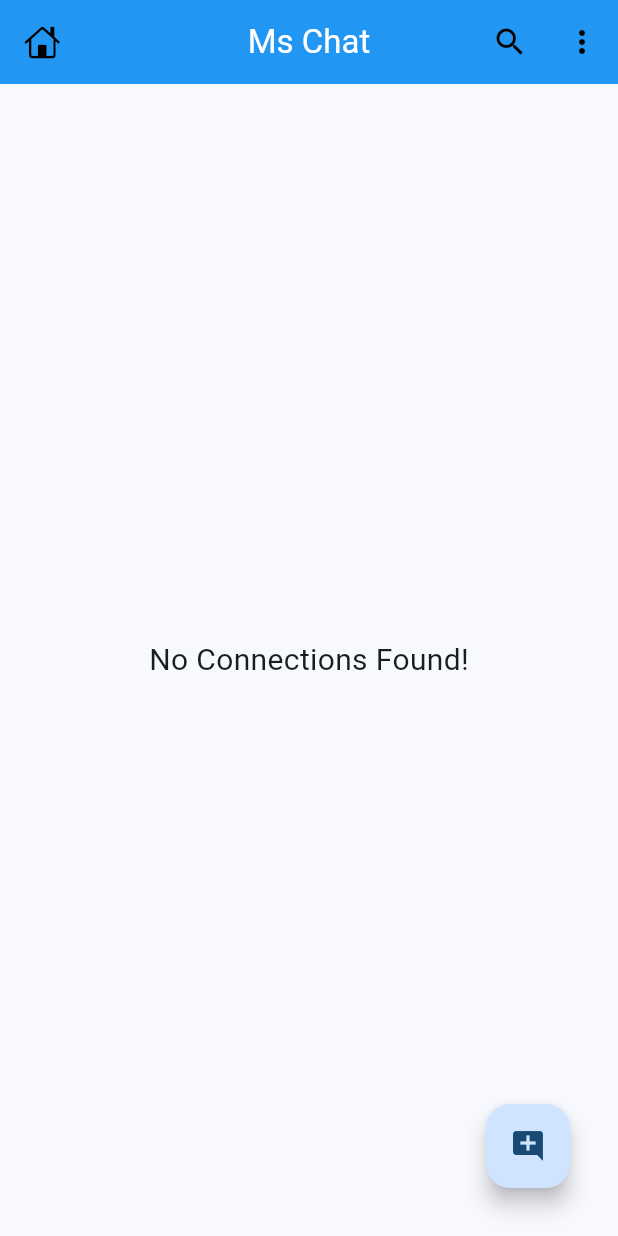
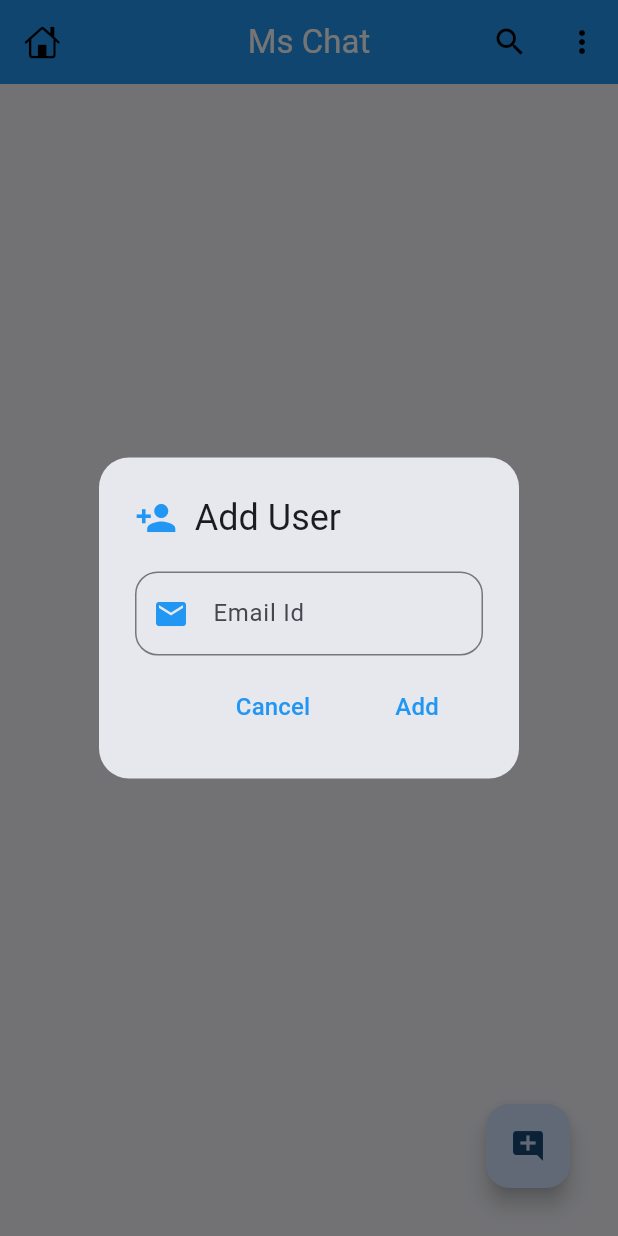
Before and after one commit to mukeshsheoran883/ms_chat, a Flutter app: the HomeScreen screen opened directly, after a tap on the "add comment" icon, on a phone screen of 412 x 824 dp. Run offline on Flutter 3.47's test engine with Material 3 defaults, Android fonts, the phone set to English and light mode, and no system bars; our stand-ins replace cached_network_image, cloud_firestore, emoji_picker_flutter, firebase_auth, firebase_core, firebase_messaging and 4 more; missing offline and left inert: flutter_notification_channel; accounts and stored records are empty.

Commit message:
Show Only Selected Users/Contacts

```diff
--- a/lib/ms_chat/api/apis.dart
+++ b/lib/ms_chat/api/apis.dart
@@ -73,13 +73,15 @@ class APIs {
           "some_data": "User ID: ${me.id}",
         },
       };
-      var res = await post(Uri.parse('https://fcm.googleapis.com/fcm/send'),
+      var res = await post(
+        Uri.parse('https://fcm.googleapis.com/fcm/send'),
         headers: {
           HttpHeaders.contentTypeHeader: 'application/json',
           HttpHeaders.authorizationHeader:
               'Key=AAAAv1sdGVk:APA91bE9X5f_SAZryH_wAAIpnD9LDxeWIvi_Vqcwl4cyuBzD7B21PaFImQaaUQZp3WOTgfcT5-b5jaY9ack5HkbhRtRiKxasYJqS6WDrQYA8xhWduifdLEA_q9WnxlmRS5q3eBN6-ai9'
         },
-          body: jsonEncode(body));
+        body: jsonEncode(body),
+      );
       log('Response status: ${res.statusCode}');
       log('Response body: ${res.body}');
     } catch (e) {
@@ -92,9 +94,39 @@ class APIs {
     return (await fireStore.collection('users').doc(user.uid).get()).exists;
   }
 
+  // for adding an chat user for our conversation
+  static Future<bool> addChatUser(String email) async {
+    final data = await fireStore
+        .collection('users')
+        .where('email', isEqualTo: email)
+        .get();
+
+    log('data: ${data.docs}');
+
+    if (data.docs.isNotEmpty && data.docs.first.id != user.uid) {
+      //user exists
+
+      log('user exists: ${data.docs.first.data()}');
+
+      fireStore
+          .collection('users')
+          .doc(user.uid)
+          .collection('my_users')
+          .doc(data.docs.first.id)
+          .set({});
+
+      return true;
+    } else {
+      //user doesn't exists
+
+      return false;
+    }
+  }
+
   // for getting current user info
   static Future<void> getSelfInfo() async {
-    await fireStore.collection('users').doc(user.uid).get().then((user) async {
+    await fireStore.collection('users').doc(user.uid).get().then(
+      (user) async {
         if (user.exists) {
           me = ChatUser.fromJson(user.data()!);
           await getFirebaseMessagingToken();
@@ -102,9 +134,12 @@ class APIs {
           APIs.updateActiveStatus(true);
           log("My Data: ${user.data()}");
         } else {
-        await createUser().then((value) => getSelfInfo());
+          await createUser().then(
+            (value) => getSelfInfo(),
+          );
         }
-    });
+      },
+    );
   }
 
   //for creating a new user
@@ -192,11 +227,13 @@ class APIs {
 
   // update online or last active status of user
   static Future<void> updateActiveStatus(bool isOnline) async {
-    fireStore.collection('users').doc(user.uid).update({
+    fireStore.collection('users').doc(user.uid).update(
+      {
         'is_online': isOnline,
         'last_active': DateTime.now().millisecondsSinceEpoch.toString(),
         'push_token': me.pushToken,
-    });
+      },
+    );
   }
 
   /// ******* Chat Screen Related APIs ********
@@ -235,8 +272,10 @@ class APIs {
     final ref = fireStore.collection(
       'chats/${getConversationId(chatUser.id)}/messages/',
     );
-    await ref.doc(time).set(message.toJson()).then((value) =>
-        sendPushNotification(chatUser, type == Type.text ? msg : 'image'));
+    await ref.doc(time).set(message.toJson()).then(
+          (value) =>
+              sendPushNotification(chatUser, type == Type.text ? msg : 'image'),
+        );
   }
 
   // update read status of message
@@ -246,7 +285,11 @@ class APIs {
           'chats/${getConversationId(message.fromId)}/messages/',
         )
         .doc(message.sent)
-        .update({'read': DateTime.now().millisecondsSinceEpoch.toString()});
+        .update(
+      {
+        'read': DateTime.now().millisecondsSinceEpoch.toString(),
+      },
+    );
   }
 
   // get only last message of a specific chat
@@ -285,28 +328,25 @@ class APIs {
   }
 
   // delete message
-  static Future<void> deleteMessage(Message message) async{
-   await  fireStore
+  static Future<void> deleteMessage(Message message) async {
+    await fireStore
         .collection(
           'chats/${getConversationId(message.toId)}/messages/',
         )
         .doc(message.sent)
         .delete();
-    if(message.type == Type.image) {
+    if (message.type == Type.image) {
       await storage.refFromURL(message.msg).delete();
     }
   }
 
   // delete message
-  static Future<void> updateMessage(Message message , String updateMsg) async{
-   await  fireStore
+  static Future<void> updateMessage(Message message, String updateMsg) async {
+    await fireStore
         .collection(
           'chats/${getConversationId(message.toId)}/messages/',
         )
         .doc(message.sent)
-        .update({'msg' : updateMsg});
-
+        .update({'msg': updateMsg});
   }
-
-
 }
--- a/lib/ms_chat/screen/home_screen.dart
+++ b/lib/ms_chat/screen/home_screen.dart
@@ -4,9 +4,9 @@ import 'package:cloud_firestore/cloud_firestore.dart';
 import 'package:flutter/cupertino.dart';
 import 'package:flutter/material.dart';
 import 'package:flutter/services.dart';
-import 'package:google_sign_in/google_sign_in.dart';
 import 'package:ms_chat/main.dart';
 import 'package:ms_chat/ms_chat/api/apis.dart';
+import 'package:ms_chat/ms_chat/helper/dialogs.dart';
 import 'package:ms_chat/ms_chat/model/chat_user.dart';
 import 'package:ms_chat/ms_chat/screen/profile_screen.dart';
 import 'package:ms_chat/ms_chat/widgets/chat_user_card.dart';
@@ -81,17 +81,19 @@ class _HomeScreenState extends State<HomeScreen> {
                         // search logic
                         _searchList.clear();
                         for (var i in _list) {
-                          if (i.name
-                                  .toLowerCase()
-                                  .contains(val.toLowerCase()) ||
-                              i.email
-                                  .toLowerCase()
-                                  .contains(val.toLowerCase())) {
+                          if (i.name.toLowerCase().contains(
+                                    val.toLowerCase(),
+                                  ) ||
+                              i.email.toLowerCase().contains(
+                                    val.toLowerCase(),
+                                  )) {
                             _searchList.add(i);
                           }
-                          setState(() {
-                            _searchList;
-                          });
+                          setState(
+                            () {
+                              _searchList;
+                            },
+                          );
                         }
                       },
                     )
@@ -103,9 +105,11 @@ class _HomeScreenState extends State<HomeScreen> {
               actions: [
                 IconButton(
                   onPressed: () {
-                    setState(() {
-                      _isSearching = !_isSearching;
-                    });
+                    setState(
+                      () {
+                        _isSearching = !_isSearching;
+                      },
+                    );
                   },
                   icon: Icon(
                     _isSearching
@@ -137,9 +141,8 @@ class _HomeScreenState extends State<HomeScreen> {
             floatingActionButton: Padding(
               padding: const EdgeInsets.all(16.0),
               child: FloatingActionButton(
-                onPressed: () async {
-                  await APIs.auth.signOut();
-                  await GoogleSignIn().signOut();
+                onPressed: () {
+                  _addChatUserDialog();
                 },
                 child: const Icon(Icons.add_comment),
               ),
@@ -157,7 +160,11 @@ class _HomeScreenState extends State<HomeScreen> {
                   case ConnectionState.done:
                     final data = snapshot.data?.docs;
                     _list = data
-                            ?.map((e) => ChatUser.fromJson(e.data()))
+                            ?.map(
+                              (e) => ChatUser.fromJson(
+                                e.data(),
+                              ),
+                            )
                             .toList() ??
                         [];
 
@@ -173,7 +180,6 @@ class _HomeScreenState extends State<HomeScreen> {
                                 ? _searchList[index]
                                 : _list[index],
                           );
-                          // return Text('Name:${list[index]} ');
                         },
                       );
                     } else {
@@ -192,4 +198,79 @@ class _HomeScreenState extends State<HomeScreen> {
       ),
     );
   }
+
+  // for adding new chat user
+  void _addChatUserDialog() {
+    String email = '';
+
+    showDialog(
+      context: context,
+      builder: (_) => AlertDialog(
+        contentPadding:
+            const EdgeInsets.only(left: 24, right: 24, top: 20, bottom: 10),
+
+        shape: RoundedRectangleBorder(
+          borderRadius: BorderRadius.circular(20),
+        ),
+
+        //title
+        title: const Row(
+          children: [
+            Icon(
+              Icons.person_add,
+              color: Colors.blue,
+              size: 28,
+            ),
+            Text('  Add User'),
+          ],
+        ),
+
+        //content
+        content: TextFormField(
+          maxLines: null,
+          onChanged: (value) => email = value,
+          decoration: InputDecoration(
+            hintText: 'Email Id',
+            prefixIcon: const Icon(Icons.email, color: Colors.blue),
+            border: OutlineInputBorder(
+              borderRadius: BorderRadius.circular(15),
+            ),
+          ),
+        ),
+
+        //actions
+        actions: [
+          //cancel button
+          MaterialButton(
+              onPressed: () {
+                //hide alert dialog
+                Navigator.pop(context);
+              },
+              child: const Text('Cancel',
+                  style: TextStyle(color: Colors.blue, fontSize: 16))),
+
+          //add button
+          MaterialButton(
+            onPressed: () async {
+              //hide alert dialog
+              Navigator.pop(context);
+              if (email.isNotEmpty) {
+                await APIs.addChatUser(email).then(
+                  (value) {
+                    if (!value) {
+                      Dialogs.showSnackbar(context, 'User does not Exists!');
+                    }
+                  },
+                );
+              }
+            },
+            child: const Text(
+              'Add',
+              style: TextStyle(color: Colors.blue, fontSize: 16),
+            ),
+          ),
+        ],
+      ),
+    );
+  }
 }
```
Also changed, not shown: lib/ms_chat/widgets/message_card.dart (+6 -4 lines). Lines whose indentation alone changed are shown as unchanged.
